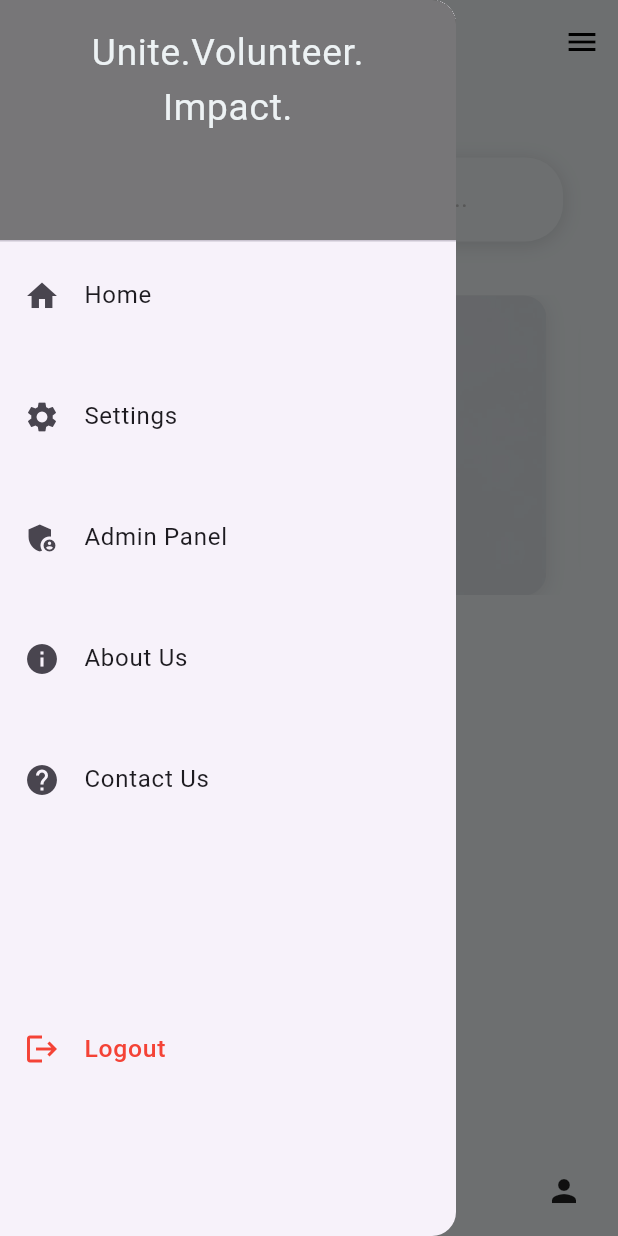
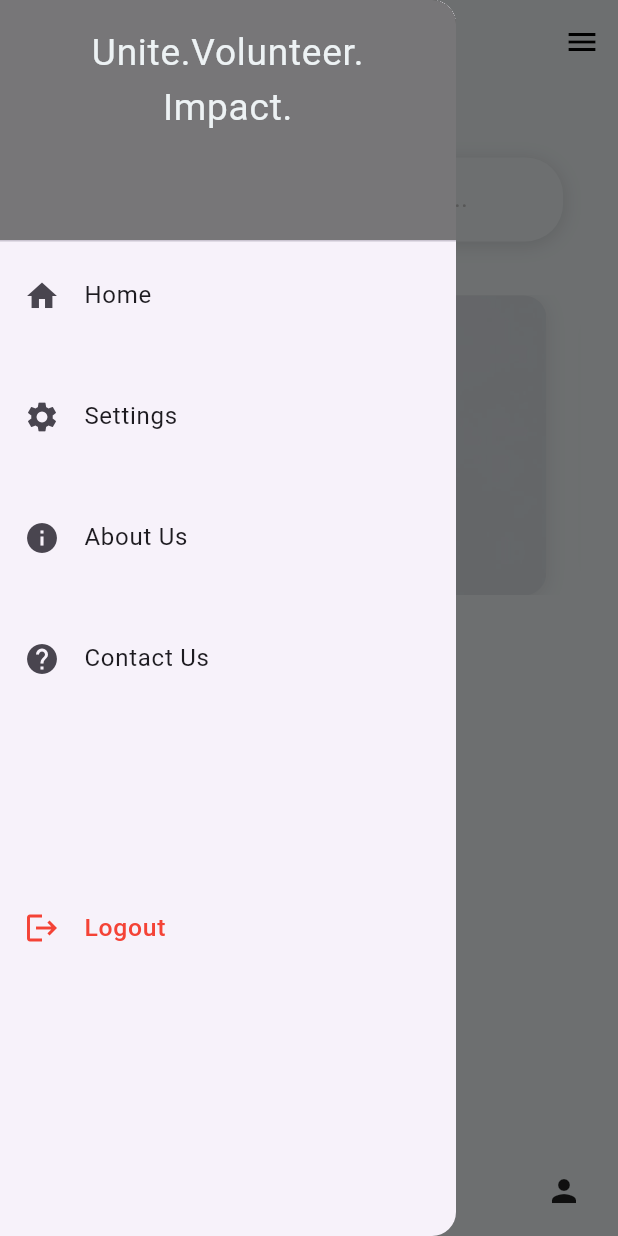
Before and after one commit to Raferane/mafe, a Flutter app: the HomeScreen screen opened by its route, with the side drawer open, on a phone screen of 412 x 824 dp. Run offline on Flutter 3.47's test engine with Material 3 defaults, Android fonts, the phone set to English and light mode, and no system bars; drawn by our look-alikes of carousel_slider, salomon_bottom_bar; our stand-ins replace cloud_firestore, firebase_auth, firebase_core, get, google_sign_in; accounts and stored records are empty.

Commit message:
finish admin panel

```diff
--- a/lib/Views/home_screen.dart
+++ b/lib/Views/home/home_screen.dart
@@ -81,6 +81,14 @@ class _HomeScreenState extends State<HomeScreen> {
               },
             ),
             SizedBox(height: height * 0.03),
+
+            //Admin Panel - Only for admin
+            Obx(() {
+              final appService = Get.find<AppService>();
+              final currentUser = appService.user.value;
+              if (currentUser?.isAdmin == true) {
+                return Column(
+                  children: [
                     ListTile(
                       leading: Icon(Icons.admin_panel_settings),
                       title: Text('Admin Panel'),
@@ -89,6 +97,12 @@ class _HomeScreenState extends State<HomeScreen> {
                       },
                     ),
                     SizedBox(height: height * 0.03),
+                  ],
+                );
+              } else {
+                return SizedBox.shrink();
+              }
+            }),
             ListTile(
               leading: Icon(Icons.info),
               title: Text('About Us'),
--- a/lib/routes/pages.dart
+++ b/lib/routes/pages.dart
@@ -9,7 +9,7 @@ import 'package:unity_project/Views/Root/root_screen.dart';
 import 'package:unity_project/Views/Welcome/welcome_screen.dart';
 import 'package:unity_project/Views/Login/login_screen.dart';
 import 'package:unity_project/Views/register/register_screen.dart';
-import 'package:unity_project/Views/home_screen.dart';
+import 'package:unity_project/Views/Home/home_screen.dart';
 import 'package:unity_project/Views/settings/settings_screen.dart';
 import 'package:unity_project/models/bindings/admin_bindings.dart';
 import 'package:unity_project/models/bindings/auth_bindings.dart';
```
Also changed, not shown: lib/Views/home/home_components.dart/drawer_item.dart (added). Lines whose indentation alone changed are shown as unchanged.
